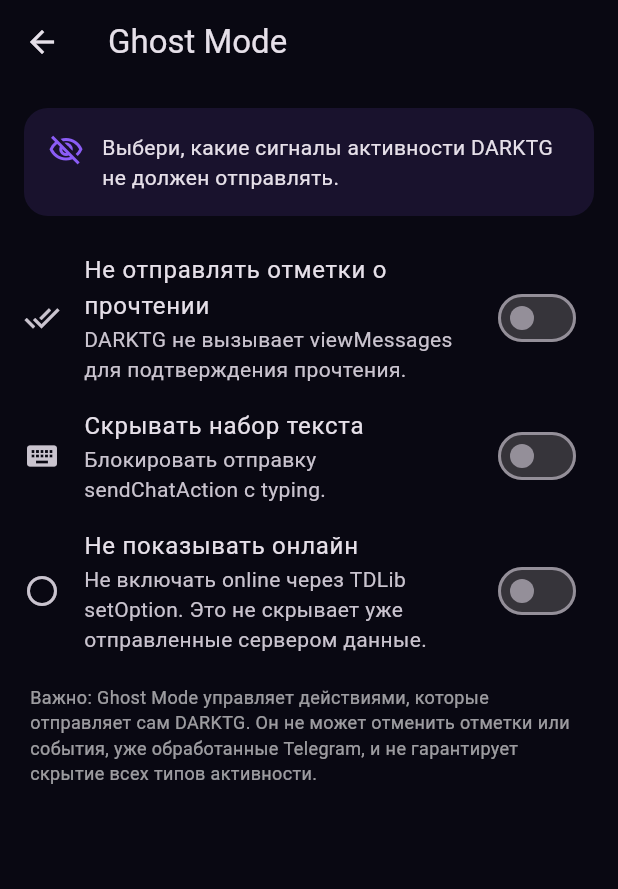
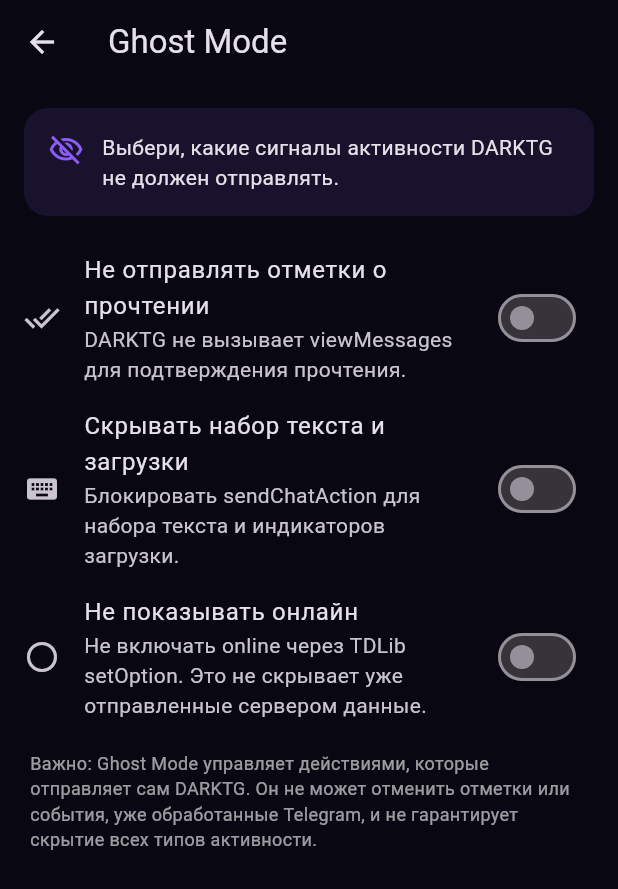
Before and after one commit to socialpsycho/DARKTG, a Flutter app: the GhostModeSettingsPage screen opened directly, on a phone screen of 412 x 824 dp. Shown: the top 889 px of the screen. Run offline on Flutter 3.47's test engine with Material 3 defaults, Android fonts, the phone set to English and light mode, and no system bars; our stand-ins replace shared_preferences; missing offline and left inert: handy_tdlib_next; accounts and stored records are empty.

Commit message:
Clarify Ghost Mode typing and upload suppression

```diff
--- a/lib/screens/ghost_mode_settings_page.dart
+++ b/lib/screens/ghost_mode_settings_page.dart
@@ -62,8 +62,8 @@ class _GhostModeSettingsPageState extends State<GhostModeSettingsPage> {
           ),
           SwitchListTile(
             secondary: const Icon(Icons.keyboard),
-            title: const Text('Скрывать набор текста'),
-            subtitle: const Text('Блокировать отправку sendChatAction с typing.'),
+            title: const Text('Скрывать набор текста и загрузки'),
+            subtitle: const Text('Блокировать sendChatAction для набора текста и индикаторов загрузки.'),
             value: _ghost.hideTyping,
             onChanged: _busy ? null : (v) => _change(() => _ghost.setHideTyping(v)),
           ),
```
